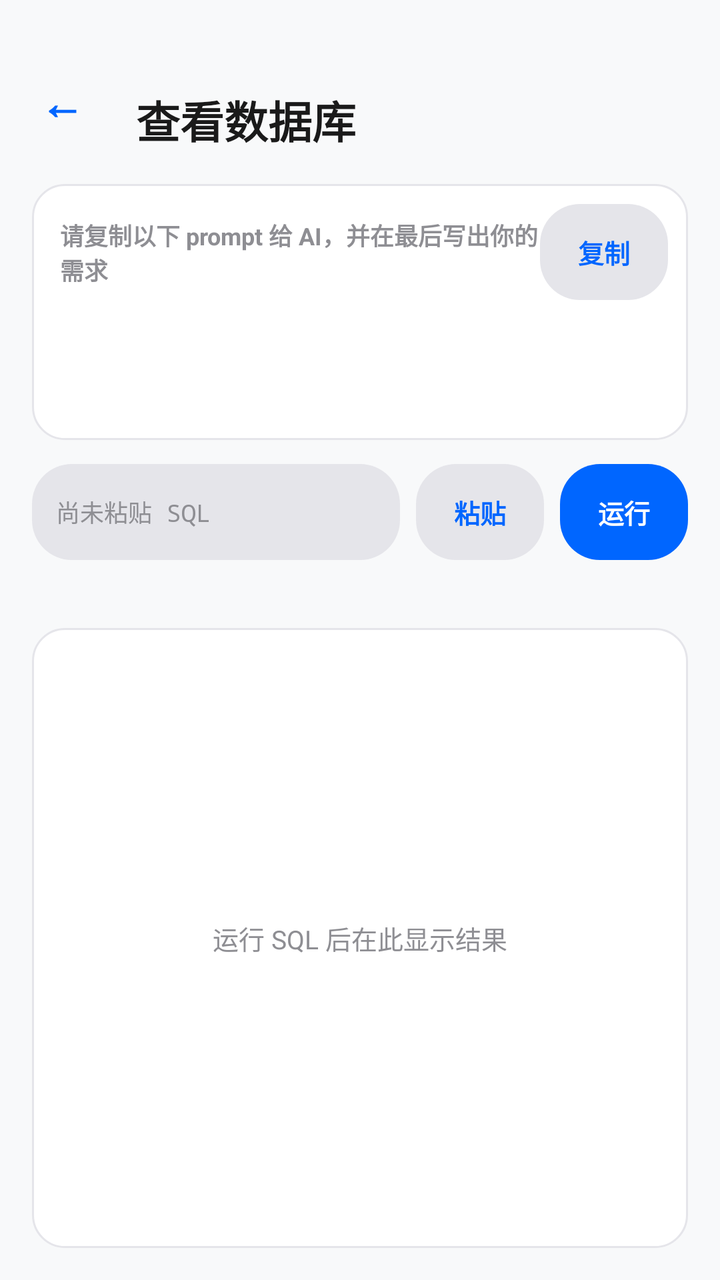
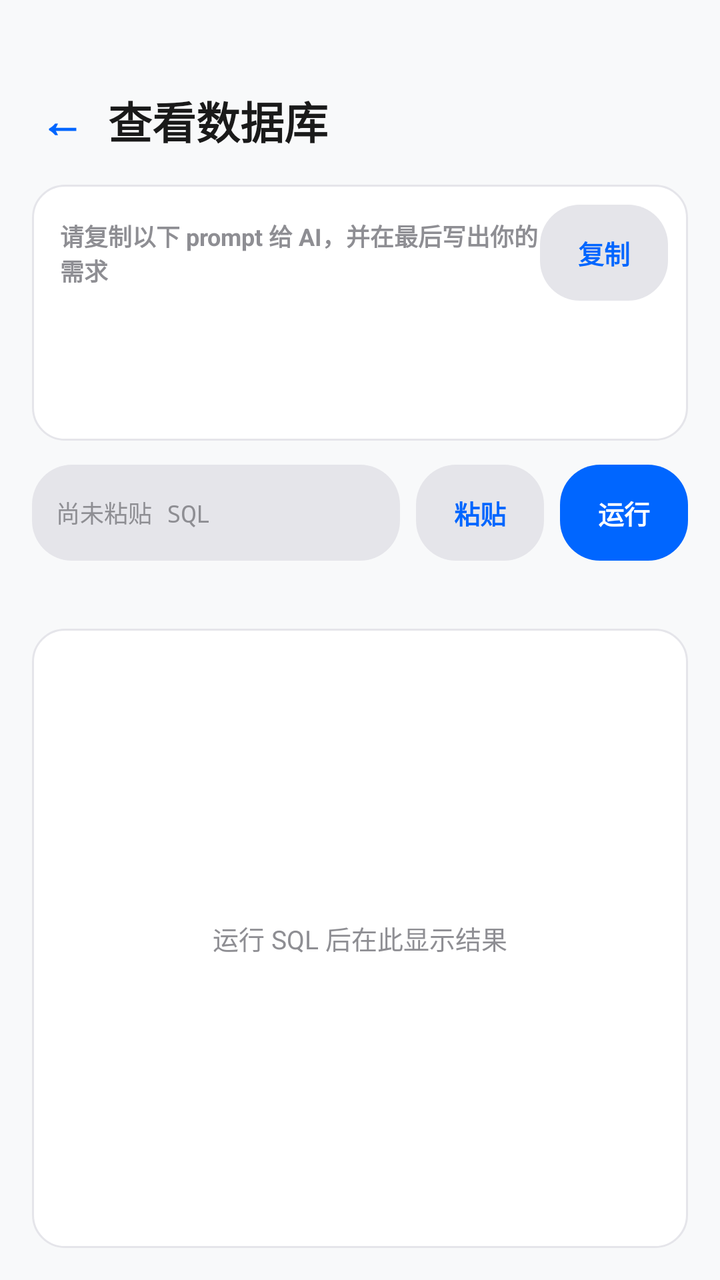

Screens rendered from an Android XML layout before and after an edit, with the pre-edit source and the edit as a unified diff.
<!-- AndroidManifest.xml: application theme Theme.TUReader -->
<!-- res/layout/fragment_database_query.xml -->
<?xml version="1.0" encoding="utf-8"?>
<LinearLayout xmlns:android="http://schemas.android.com/apk/res/android"
    android:layout_width="match_parent"
    android:layout_height="match_parent"
    android:orientation="vertical"
    android:background="#F8F9FA">

    <View
        android:layout_width="match_parent"
        android:layout_height="24dp" />

    <LinearLayout
        android:layout_width="match_parent"
        android:layout_height="wrap_content"
        android:orientation="horizontal"
        android:gravity="center_vertical"
        android:paddingStart="20dp"
        android:paddingEnd="20dp"
        android:paddingTop="12dp"
        android:paddingBottom="8dp">

        <TextView
            android:id="@+id/btnBack"
            android:layout_width="48dp"
            android:layout_height="48dp"
            android:text="←"
            android:textColor="#0066FF"
            android:textSize="22sp"
            android:textStyle="bold"
            android:clickable="true"
            android:focusable="true"
            android:paddingEnd="12dp" />

        <TextView
            android:id="@+id/tvDatabaseTitle"
            android:layout_width="0dp"
            android:layout_height="wrap_content"
            android:layout_weight="1"
            android:text="查看数据库"
            android:textColor="#1A1A1A"
            android:textSize="22sp"
            android:textStyle="bold" />
    </LinearLayout>

    <LinearLayout
        android:layout_width="match_parent"
        android:layout_height="128dp"
        android:orientation="vertical"
        android:layout_marginStart="16dp"
        android:layout_marginEnd="16dp"
        android:layout_marginBottom="10dp"
        android:background="@drawable/bg_content_card">

        <LinearLayout
            android:layout_width="match_parent"
            android:layout_height="wrap_content"
            android:orientation="horizontal"
            android:gravity="center_vertical"
            android:paddingStart="14dp"
            android:paddingEnd="10dp"
            android:paddingTop="10dp"
            android:paddingBottom="6dp">

            <TextView
                android:layout_width="0dp"
                android:layout_height="wrap_content"
                android:layout_weight="1"
                android:text="请复制以下 prompt 给 AI，并在最后写出你的需求"
                android:textColor="#8E8E93"
                android:textSize="12sp"
                android:textStyle="bold" />

            <TextView
                android:id="@+id/btnCopyPrompt"
                android:layout_width="64dp"
                android:layout_height="48dp"
                android:gravity="center"
                android:text="复制"
                android:textColor="#0066FF"
                android:textSize="13sp"
                android:textStyle="bold"
                android:background="@drawable/bg_chip_default"
                android:clickable="true"
                android:focusable="true" />
        </LinearLayout>

        <ScrollView
            android:layout_width="match_parent"
            android:layout_height="0dp"
            android:layout_weight="1"
            android:fillViewport="true"
            android:paddingStart="14dp"
            android:paddingEnd="14dp"
            android:paddingBottom="10dp">

            <TextView
                android:id="@+id/tvPrompt"
                android:layout_width="match_parent"
                android:layout_height="wrap_content"
                android:textColor="#3A3A3C"
                android:textSize="11sp"
                android:fontFamily="monospace"
                android:textIsSelectable="true" />
        </ScrollView>
    </LinearLayout>

    <LinearLayout
        android:layout_width="match_parent"
        android:layout_height="60dp"
        android:orientation="horizontal"
        android:gravity="center_vertical"
        android:paddingStart="16dp"
        android:paddingEnd="16dp"
        android:paddingBottom="8dp">

        <TextView
            android:id="@+id/tvSqlPreview"
            android:layout_width="0dp"
            android:layout_height="48dp"
            android:layout_weight="1"
            android:gravity="center_vertical"
            android:paddingStart="12dp"
            android:paddingEnd="12dp"
            android:maxLines="2"
            android:ellipsize="end"
            android:text="尚未粘贴 SQL"
            android:textColor="#8E8E93"
            android:textSize="12sp"
            android:fontFamily="monospace"
            android:background="@drawable/bg_chip_default" />

        <TextView
            android:id="@+id/btnPasteSql"
            android:layout_width="64dp"
            android:layout_height="48dp"
            android:layout_marginStart="8dp"
            android:gravity="center"
            android:text="粘贴"
            android:textColor="#0066FF"
            android:textSize="13sp"
            android:textStyle="bold"
            android:background="@drawable/bg_chip_default"
            android:clickable="true"
            android:focusable="true" />

        <TextView
            android:id="@+id/btnRunSql"
            android:layout_width="64dp"
            android:layout_height="48dp"
            android:layout_marginStart="8dp"
            android:gravity="center"
            android:text="运行"
            android:textColor="#FFFFFF"
            android:textSize="13sp"
            android:textStyle="bold"
            android:background="@drawable/bg_chip_selected"
            android:clickable="true"
            android:focusable="true" />
    </LinearLayout>

    <TextView
        android:id="@+id/tvQueryStatus"
        android:layout_width="match_parent"
        android:layout_height="wrap_content"
        android:minHeight="24dp"
        android:paddingStart="18dp"
        android:paddingEnd="18dp"
        android:paddingTop="2dp"
        android:paddingBottom="2dp"
        android:gravity="top"
        android:maxLines="4"
        android:textColor="#8E8E93"
        android:textSize="11sp" />

    <FrameLayout
        android:layout_width="match_parent"
        android:layout_height="0dp"
        android:layout_weight="1"
        android:minHeight="120dp"
        android:layout_marginStart="16dp"
        android:layout_marginEnd="16dp"
        android:layout_marginBottom="16dp"
        android:background="@drawable/bg_content_card">

        <HorizontalScrollView
            android:layout_width="match_parent"
            android:layout_height="match_parent"
            android:fillViewport="true"
            android:scrollbars="horizontal">

            <ScrollView
                android:layout_width="wrap_content"
                android:layout_height="match_parent"
                android:fillViewport="true"
                android:scrollbars="vertical">

                <TableLayout
                    android:id="@+id/resultsTable"
                    android:layout_width="wrap_content"
                    android:layout_height="wrap_content"
                    android:padding="6dp" />
            </ScrollView>
        </HorizontalScrollView>

        <TextView
            android:id="@+id/tvResultsEmpty"
            android:layout_width="wrap_content"
            android:layout_height="wrap_content"
            android:layout_gravity="center"
            android:text="运行 SQL 后在此显示结果"
            android:textColor="#8E8E93"
            android:textSize="13sp" />
    </FrameLayout>
</LinearLayout>
<!-- resources referenced by this layout -->
<resources>
  <!-- drawable bg_chip_default (drawable) -->
  <?xml version="1.0" encoding="utf-8"?>
  <shape xmlns:android="http://schemas.android.com/apk/res/android">
      <solid android:color="#E5E5EA" />
      <corners android:radius="20dp" />
  </shape>
  <!-- drawable bg_chip_selected (drawable) -->
  <?xml version="1.0" encoding="utf-8"?>
  <shape xmlns:android="http://schemas.android.com/apk/res/android">
      <solid android:color="#0066FF" />
      <corners android:radius="20dp" />
  </shape>
  <!-- drawable bg_content_card (drawable) -->
  <?xml version="1.0" encoding="utf-8"?>
  <shape xmlns:android="http://schemas.android.com/apk/res/android">
      <solid android:color="#FFFFFF" />
      <corners android:radius="16dp" />
      <stroke android:width="1dp" android:color="#E5E5EA" />
  </shape>
  <style name="Theme.TUReader" parent="Theme.Material3.DayNight.NoActionBar">
          
          <item name="android:textSelectHandle">@drawable/tu_text_select_handle_middle</item>
          <item name="android:textSelectHandleLeft">@drawable/tu_text_select_handle_left</item>
          <item name="android:textSelectHandleRight">@drawable/tu_text_select_handle_right</item>
  
          
          <item name="android:textColorHighlight">@color/m3_highlighted_text</item>
      </style>
  <!-- drawable tu_text_select_handle_middle (drawable) -->
  <?xml version="1.0" encoding="utf-8"?>
  <bitmap xmlns:android="http://schemas.android.com/apk/res/android"
      android:src="@drawable/abc_text_select_handle_middle_mtrl"
      android:tint="?attr/colorPrimary"
      android:tintMode="src_in" />
  <!-- drawable tu_text_select_handle_left (drawable) -->
  <?xml version="1.0" encoding="utf-8"?>
  <bitmap xmlns:android="http://schemas.android.com/apk/res/android"
      android:src="@drawable/abc_text_select_handle_left_mtrl"
      android:tint="?attr/colorPrimary"
      android:tintMode="src_in" />
  <!-- drawable tu_text_select_handle_right (drawable) -->
  <?xml version="1.0" encoding="utf-8"?>
  <bitmap xmlns:android="http://schemas.android.com/apk/res/android"
      android:src="@drawable/abc_text_select_handle_right_mtrl"
      android:tint="?attr/colorPrimary"
      android:tintMode="src_in" />
</resources>

<!-- the commit's change to res/layout/fragment_database_query.xml (unified diff, before → after) -->
@@ -7,7 +7,7 @@
 
     <View
         android:layout_width="match_parent"
-        android:layout_height="24dp" />
+        android:layout_height="@dimen/status_bar_spacer_height" />
 
     <LinearLayout
         android:layout_width="match_parent"
@@ -16,13 +16,13 @@
         android:gravity="center_vertical"
         android:paddingStart="20dp"
         android:paddingEnd="20dp"
-        android:paddingTop="12dp"
-        android:paddingBottom="8dp">
+        android:paddingTop="20dp"
+        android:paddingBottom="16dp">
 
         <TextView
             android:id="@+id/btnBack"
-            android:layout_width="48dp"
-            android:layout_height="48dp"
+            android:layout_width="wrap_content"
+            android:layout_height="wrap_content"
             android:text="←"
             android:textColor="#0066FF"
             android:textSize="22sp"
<!-- resource entries referenced after the edit -->
@@ -1,5 +1,6 @@
 <!-- resources referenced by this layout -->
 <resources>
+  <dimen name="status_bar_spacer_height">0dp</dimen>
   <!-- drawable bg_chip_default (drawable) -->
   <?xml version="1.0" encoding="utf-8"?>
   <shape xmlns:android="http://schemas.android.com/apk/res/android">
